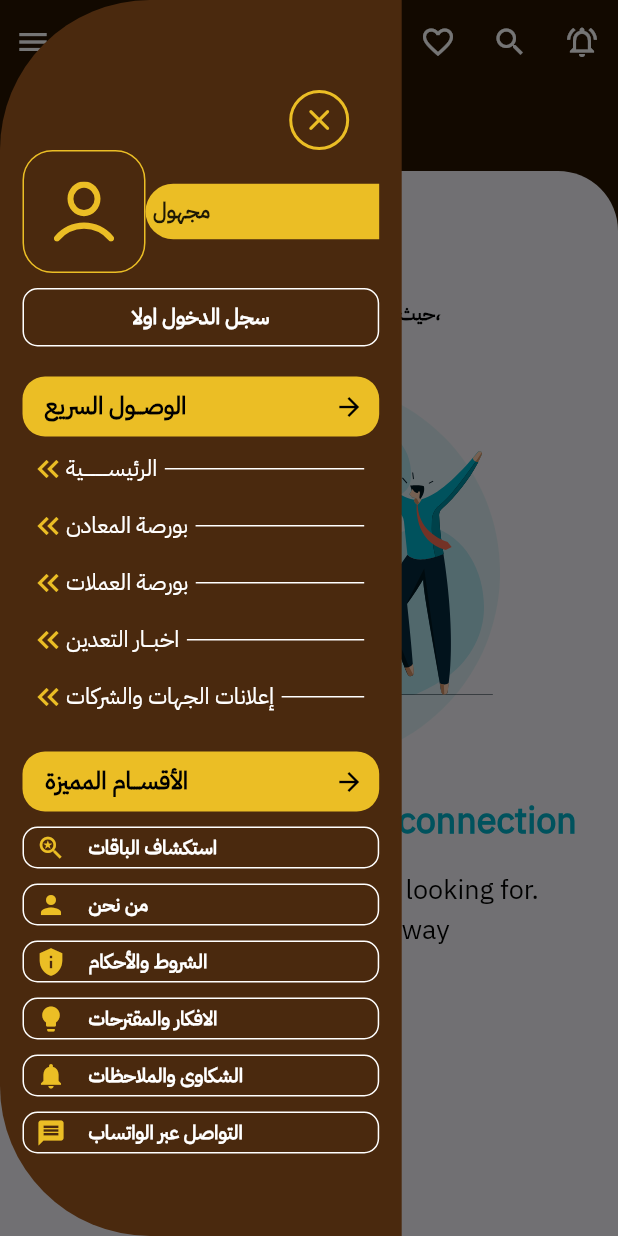
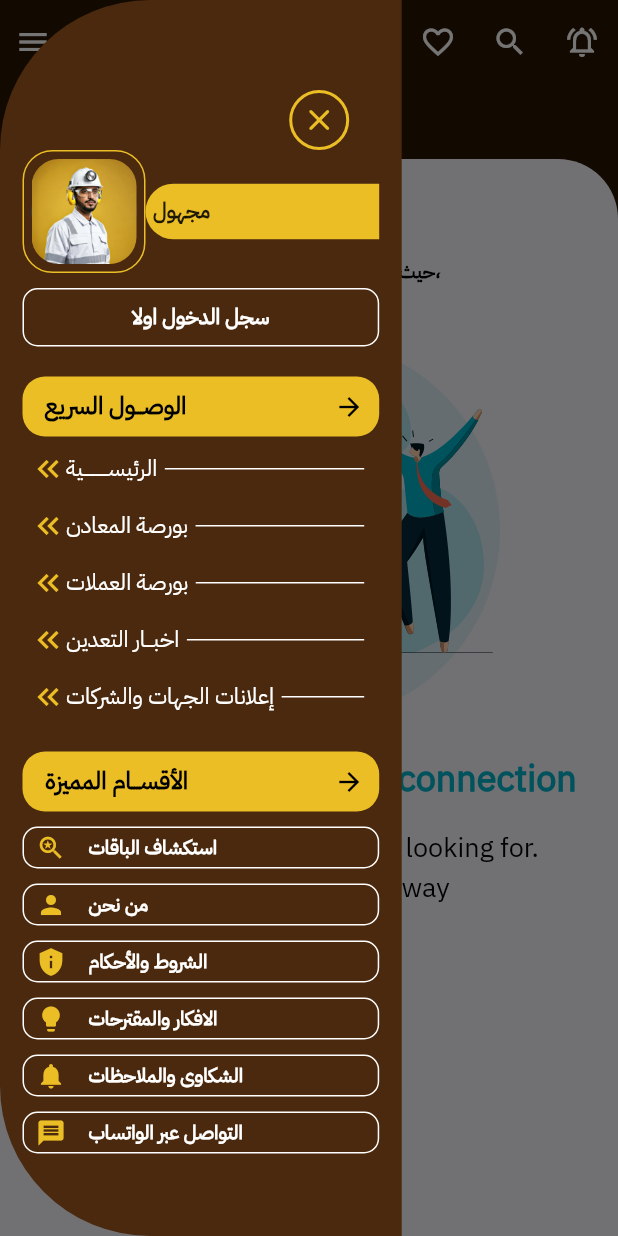
Before and after one commit to mohamed-sd/AlaaeldinMohamede_Classify-main, a Flutter app: the HomeScreen screen opened directly, after a tap on the "menu" icon, on a phone screen of 412 x 824 dp. Run offline on Flutter 3.47's test engine with Material 3 defaults, Android fonts, the phone set to English and light mode, and no system bars; our stand-ins replace audioplayers, awesome_notifications, bloc, cached_network_image, connectivity_plus, country_picker and 36 more; missing offline and left inert: android_intent_plus, any_link_preview, device_region, encrypt, flutter_pdfview, flutter_stripe and 6 more; accounts and stored records are empty; network calls fail.

Commit message:
stop sigin in and profile image in drawer

```diff
--- a/lib/ui/screens/home/home_screen.dart
+++ b/lib/ui/screens/home/home_screen.dart
@@ -103,7 +103,6 @@ class HomeScreenState extends State<HomeScreen>
       barrierColor: Colors.transparent, // خلفية شفافة
       builder: (context) {
         return
-
           Align(
             alignment: Alignment.centerRight,
             child: ClipRRect(
@@ -297,46 +296,6 @@ class HomeScreenState extends State<HomeScreen>
           actions: appbarActionsWidget(),
         ),
         backgroundColor: mainColor,
-        //backgroundColor: context.color.primaryColor,
-        // drawer:
-        // Drawer(
-        //   child: ClipRRect(
-        //     borderRadius: BorderRadius.only(
-        //       topRight: Radius.circular(40),
-        //       bottomRight: Radius.circular(40),
-        //     ),
-        //     child: Container(
-        //       color: Colors.white,
-        //       child: ListView(
-        //         padding: EdgeInsets.zero,
-        //         children: [
-        //           DrawerHeader(
-        //             decoration: BoxDecoration(
-        //               color: Colors.blue,
-        //             ),
-        //             child: Text(
-        //               'مرحباً بك',
-        //               style: TextStyle(
-        //                 color: Colors.white,
-        //                 fontSize: 24,
-        //               ),
-        //             ),
-        //           ),
-        //           ListTile(
-        //             leading: Icon(Icons.home),
-        //             title: Text('الصفحة الرئيسية'),
-        //             onTap: () {},
-        //           ),
-        //           ListTile(
-        //             leading: Icon(Icons.settings),
-        //             title: Text('الإعدادات'),
-        //             onTap: () {},
-        //           ),
-        //         ],
-        //       ),
-        //     ),
-        //   ),
-        // ),
         body: Column(
           children: [
             // InkWell(
@@ -349,13 +308,13 @@ class HomeScreenState extends State<HomeScreen>
             Container(
                 color: mainColor,
                 padding: const EdgeInsetsDirectional.only(
-                    start: sidePadding, end: sidePadding, bottom: 10, top: 8),
+                    start: sidePadding, end: sidePadding, bottom: 10, top: 0),
                 alignment: AlignmentDirectional.centerStart,
                 child: LocationWidget()),
             Expanded(
               child: Container(
                 clipBehavior: Clip.antiAliasWithSaveLayer,
-                padding: EdgeInsetsDirectional.only(top: 30, bottom: 80),
+                padding: EdgeInsetsDirectional.only(top: 10, bottom: 80),
                 decoration: BoxDecoration(
                     color: context.color.primaryColor,
                     borderRadius: BorderRadius.only(
--- a/lib/ui/screens/welcome_screen.dart
+++ b/lib/ui/screens/welcome_screen.dart
@@ -66,7 +66,7 @@ class WelcomeScreen extends StatelessWidget {
             const SizedBox(height: 10),
             OutlinedButton(
               onPressed: () {
-                Navigator.of(context).pushReplacementNamed(Routes.signupMainScreen);
+                // Navigator.of(context).pushReplacementNamed(Routes.signupMainScreen);
               },
               style: OutlinedButton.styleFrom(
                 minimumSize: const Size(305, 50.38),
--- a/lib/ui/screens/widgets/CustomDrawerWidget.dart
+++ b/lib/ui/screens/widgets/CustomDrawerWidget.dart
@@ -111,32 +111,15 @@ class CustomDrawerWidget extends StatelessWidget {
                             child: Container(
                               width: 70,
                               height: 70,
-                              child:
-                              HiveUtils.isUserAuthenticated() ?
-                              Container(
-                                width: 85,
-                                height: 85,
                                 clipBehavior: Clip.antiAlias,
-                                decoration: BoxDecoration(
-                                  borderRadius: BorderRadius.circular(15),
+                              decoration: BoxDecoration(
+                                borderRadius: BorderRadiusDirectional.circular(18)
+                              ),
+                                child: CircleAvatar(
+                                  radius: 18,
+                                child: Image.asset('assets/profile.jpg')
                                 ),
-                              child: CircleAvatar(
-                                backgroundColor: context.color.backgroundColor,
-                                radius: 50,
-                              child: UiUtils.getImage(
-                                height: 160,
-                                width: 160,
-                                HiveUtils.getUserDetails().profile!,
-                                fit: BoxFit.cover,
-                              ))
                               )
-                              : UiUtils.getSvg(
-                                AppIcons.defaultPersonLogo,
-                                color: context.color.mainGold,
-                                fit: BoxFit.none,
-                              )
-                              ,
-                            ),
                           ),
                         ),
                         Expanded(
--- a/pubspec.yaml
+++ b/pubspec.yaml
@@ -96,6 +96,7 @@ flutter:
   uses-material-design: true
 
   assets:
+    - assets/profile.jpg
     - assets/welcome/
     - assets/login.jpg
     - assets/home.jpg
```
Also changed, not shown: lib/ui/screens/auth/login/login_screen.dart (+12 -12 lines), assets/profile.jpg (added).
